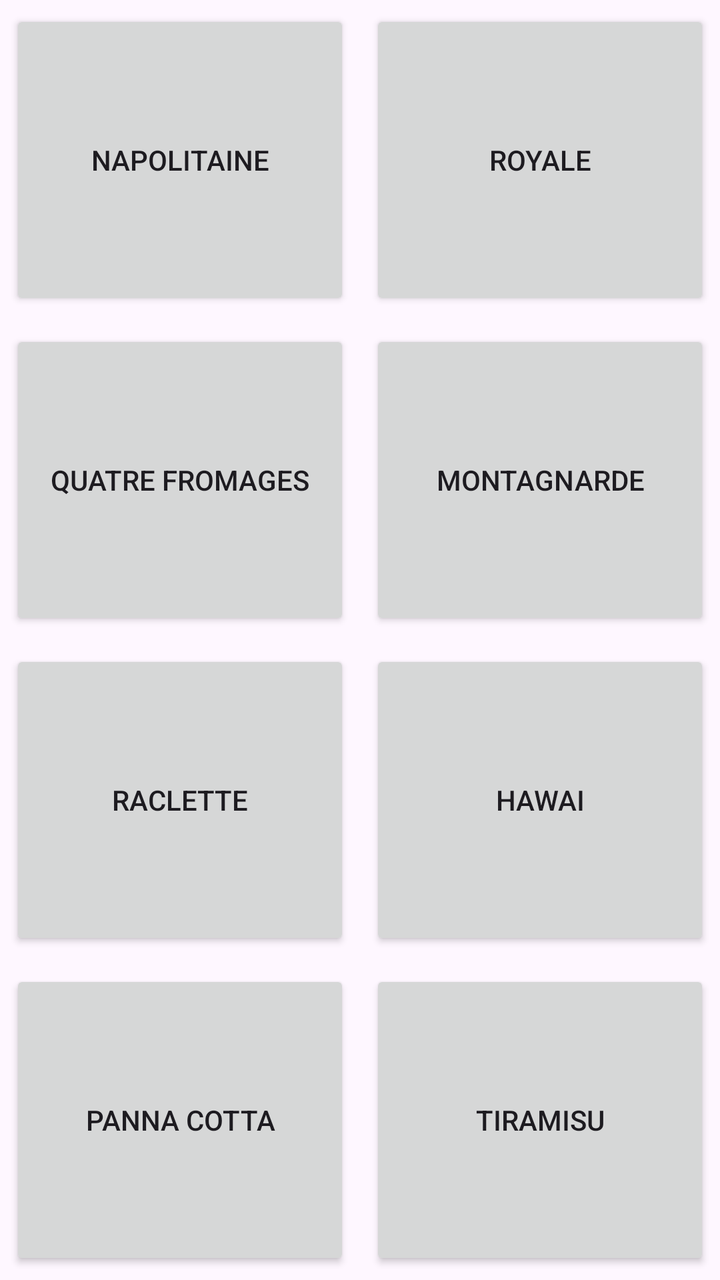
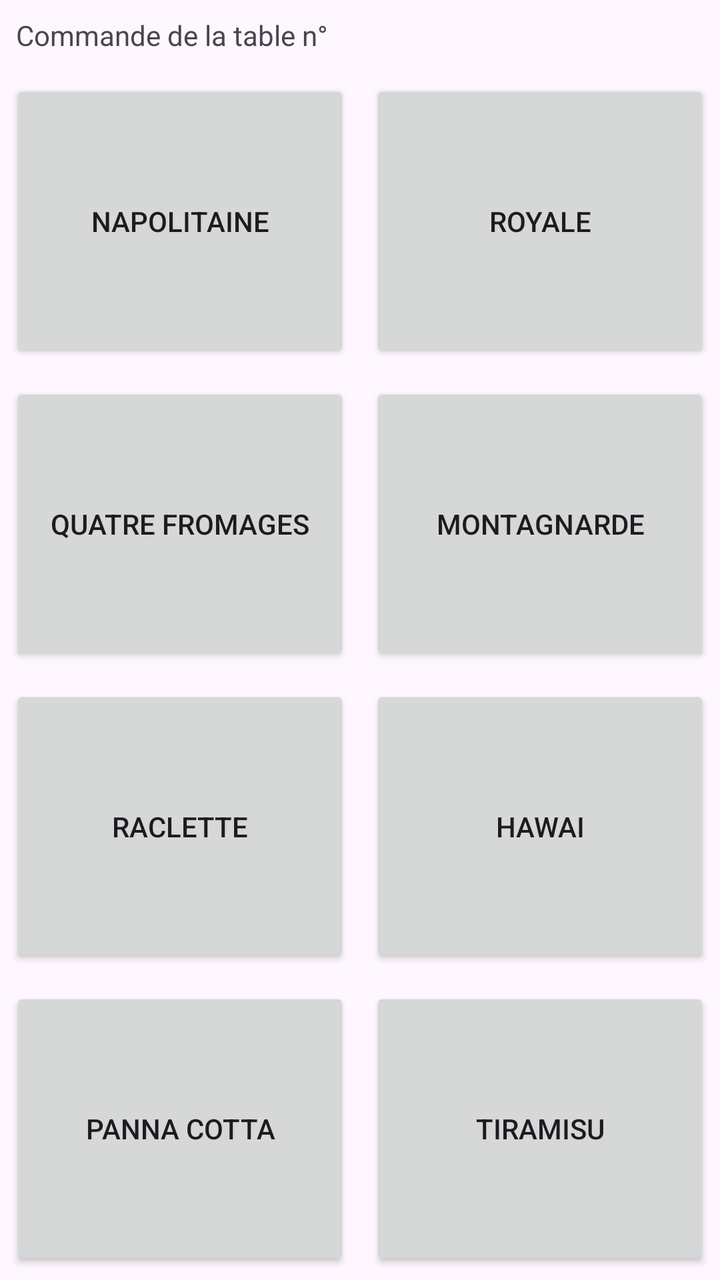

The first picture is an Android layout as it rendered before a commit; the second is the same layout after the commit. The layout source and the unified diff follow.
<!-- AndroidManifest.xml: application theme Theme.Pizzeria -->
<!-- res/layout/activity_main.xml -->
<?xml version="1.0" encoding="utf-8"?>
<androidx.constraintlayout.widget.ConstraintLayout xmlns:android="http://schemas.android.com/apk/res/android"
    xmlns:app="http://schemas.android.com/apk/res-auto"
    xmlns:tools="http://schemas.android.com/tools"
    android:id="@+id/main"
    android:layout_width="match_parent"
    android:layout_height="match_parent"
    tools:context=".MainActivity">

    <Button
        android:id="@+id/napolitaine"
        android:layout_width="0dp"
        android:layout_height="0dp"
        android:text="Napolitaine"
        android:layout_margin="5dp"
        app:layout_constraintHorizontal_weight="1"
        app:layout_constraintVertical_weight="1"
        app:layout_constraintTop_toTopOf="parent"
        app:layout_constraintStart_toStartOf="parent"
        app:layout_constraintEnd_toStartOf="@id/royale"
        app:layout_constraintBottom_toTopOf="@id/quatrefromages" />

    <Button
        android:id="@+id/royale"
        android:layout_width="0dp"
        android:layout_height="0dp"
        android:text="Royale"
        android:layout_margin="5dp"
        app:layout_constraintHorizontal_weight="1"
        app:layout_constraintVertical_weight="1"
        app:layout_constraintTop_toTopOf="parent"
        app:layout_constraintStart_toEndOf="@id/napolitaine"
        app:layout_constraintEnd_toEndOf="parent"
        app:layout_constraintBottom_toTopOf="@id/agnarde" />

    <Button
        android:id="@+id/quatrefromages"
        android:layout_width="0dp"
        android:layout_height="0dp"
        android:text="Quatre Fromages"
        android:layout_margin="5dp"
        app:layout_constraintHorizontal_weight="1"
        app:layout_constraintVertical_weight="1"
        app:layout_constraintTop_toBottomOf="@id/napolitaine"
        app:layout_constraintStart_toStartOf="parent"
        app:layout_constraintEnd_toStartOf="@id/agnarde"
        app:layout_constraintBottom_toTopOf="@id/raclette" />

    <Button
        android:id="@+id/agnarde"
        android:layout_width="0dp"
        android:layout_height="0dp"
        android:text="Montagnarde"
        android:layout_margin="5dp"
        app:layout_constraintHorizontal_weight="1"
        app:layout_constraintVertical_weight="1"
        app:layout_constraintTop_toBottomOf="@id/royale"
        app:layout_constraintStart_toEndOf="@id/quatrefromages"
        app:layout_constraintEnd_toEndOf="parent"
        app:layout_constraintBottom_toTopOf="@id/hawai" />

    <Button
        android:id="@+id/raclette"
        android:layout_width="0dp"
        android:layout_height="0dp"
        android:text="Raclette"
        android:layout_margin="5dp"
        app:layout_constraintHorizontal_weight="1"
        app:layout_constraintVertical_weight="1"
        app:layout_constraintTop_toBottomOf="@id/quatrefromages"
        app:layout_constraintStart_toStartOf="parent"
        app:layout_constraintEnd_toStartOf="@id/hawai"
        app:layout_constraintBottom_toTopOf="@id/pannacotta" />

    <Button
        android:id="@+id/hawai"
        android:layout_width="0dp"
        android:layout_height="0dp"
        android:text="Hawai"
        android:layout_margin="5dp"
        app:layout_constraintHorizontal_weight="1"
        app:layout_constraintVertical_weight="1"
        app:layout_constraintTop_toBottomOf="@id/agnarde"
        app:layout_constraintStart_toEndOf="@id/raclette"
        app:layout_constraintEnd_toEndOf="parent"
        app:layout_constraintBottom_toTopOf="@id/tiramisu" />

    <Button
        android:id="@+id/pannacotta"
        android:layout_width="0dp"
        android:layout_height="0dp"
        android:text="Panna Cotta"
        android:layout_margin="5dp"
        app:layout_constraintHorizontal_weight="1"
        app:layout_constraintVertical_weight="1"
        app:layout_constraintTop_toBottomOf="@id/raclette"
        app:layout_constraintStart_toStartOf="parent"
        app:layout_constraintEnd_toStartOf="@id/tiramisu"
        app:layout_constraintBottom_toBottomOf="parent" />

    <Button
        android:id="@+id/tiramisu"
        android:layout_width="0dp"
        android:layout_height="0dp"
        android:text="Tiramisu"
        android:layout_margin="5dp"
        app:layout_constraintHorizontal_weight="1"
        app:layout_constraintVertical_weight="1"
        app:layout_constraintTop_toBottomOf="@id/hawai"
        app:layout_constraintStart_toEndOf="@id/pannacotta"
        app:layout_constraintEnd_toEndOf="parent"
        app:layout_constraintBottom_toBottomOf="parent" />

</androidx.constraintlayout.widget.ConstraintLayout>
<!-- resources referenced by this layout -->
<resources>
  <style name="Theme.Pizzeria" parent="Base.Theme.Pizzeria" />
  <style name="Base.Theme.Pizzeria" parent="Theme.Material3.DayNight.NoActionBar">
          
          
      </style>
</resources>

<!-- the commit's change to res/layout/activity_main.xml (unified diff, before → after) -->
@@ -7,6 +7,16 @@
     android:layout_height="match_parent"
     tools:context=".MainActivity">
 
+    <TextView
+        android:id="@+id/tv_titre_table"
+        android:layout_width="0dp"
+        android:layout_height="wrap_content"
+        android:text="Commande de la table n°"
+        android:padding="8dp"
+        app:layout_constraintTop_toTopOf="parent"
+        app:layout_constraintStart_toStartOf="parent"
+        app:layout_constraintEnd_toEndOf="parent" />
+
     <Button
         android:id="@+id/napolitaine"
         android:layout_width="0dp"
@@ -15,7 +25,7 @@
         android:layout_margin="5dp"
         app:layout_constraintHorizontal_weight="1"
         app:layout_constraintVertical_weight="1"
-        app:layout_constraintTop_toTopOf="parent"
+        app:layout_constraintTop_toBottomOf="@id/tv_titre_table"
         app:layout_constraintStart_toStartOf="parent"
         app:layout_constraintEnd_toStartOf="@id/royale"
         app:layout_constraintBottom_toTopOf="@id/quatrefromages" />
@@ -28,7 +38,7 @@
         android:layout_margin="5dp"
         app:layout_constraintHorizontal_weight="1"
         app:layout_constraintVertical_weight="1"
-        app:layout_constraintTop_toTopOf="parent"
+        app:layout_constraintTop_toBottomOf="@id/tv_titre_table"
         app:layout_constraintStart_toEndOf="@id/napolitaine"
         app:layout_constraintEnd_toEndOf="parent"
         app:layout_constraintBottom_toTopOf="@id/agnarde" />
